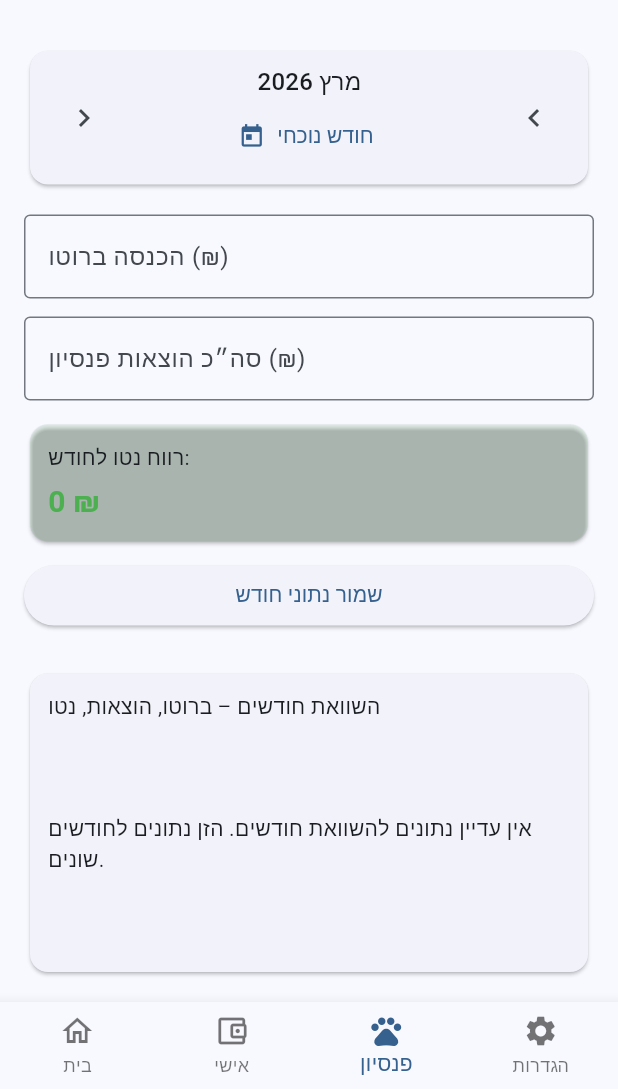
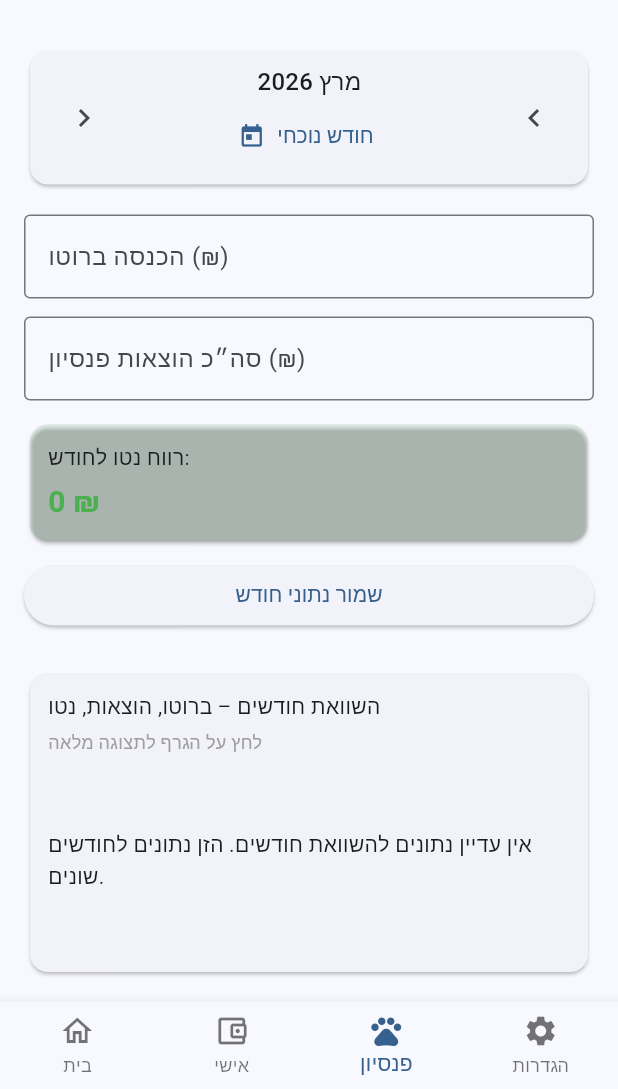
Before and after one commit to itaymh-a11y/MyBudjet, a Flutter app: the screen it shows once a user with an empty profile is signed in, item 3 of the bottom bar chosen, on a phone screen of 412 x 824 dp, the part 147-1236 px from its top. Run offline on Flutter 3.47's test engine with Material 3 defaults, Android fonts, the phone set to English and light mode, and no system bars; our stand-ins replace cloud_firestore, firebase_auth, firebase_core, fl_chart, flutter_riverpod; accounts and stored records are empty.

```diff
--- a/lib/features/pension/pension_screen.dart
+++ b/lib/features/pension/pension_screen.dart
@@ -68,6 +68,42 @@ class _PensionScreenState extends ConsumerState<PensionScreen> {
         _selectedMonth = _selectedMonth! + 1;
       }
     });
+  }
+
+  Future<void> _openChartFullscreen() async {
+    await showDialog<void>(
+      context: context,
+      builder: (context) {
+        return Dialog.fullscreen(
+          child: SafeArea(
+            child: Padding(
+              padding: const EdgeInsets.all(16),
+              child: Column(
+                crossAxisAlignment: CrossAxisAlignment.stretch,
+                children: [
+                  Row(
+                    children: [
+                      IconButton(
+                        onPressed: () => Navigator.of(context).pop(),
+                        icon: const Icon(Icons.close),
+                        tooltip: 'סגור',
+                      ),
+                      const SizedBox(width: 8),
+                      Text(
+                        'השוואת חודשים – תצוגה מלאה',
+                        style: Theme.of(context).textTheme.titleMedium,
+                      ),
+                    ],
+                  ),
+                  const SizedBox(height: 12),
+                  const Expanded(child: _PensionBarChart(compact: false)),
+                ],
+              ),
+            ),
+          ),
+        );
+      },
+    );
   }
 
   static const _monthNames = [
@@ -201,6 +237,9 @@ class _PensionScreenState extends ConsumerState<PensionScreen> {
             ),
             const SizedBox(height: 24),
             Expanded(
+              child: InkWell(
+                borderRadius: BorderRadius.circular(12),
+                onTap: _openChartFullscreen,
                 child: Card(
                   child: Padding(
                     padding: const EdgeInsets.all(12),
@@ -208,9 +247,15 @@ class _PensionScreenState extends ConsumerState<PensionScreen> {
                       crossAxisAlignment: CrossAxisAlignment.stretch,
                       children: const [
                         Text('השוואת חודשים – ברוטו, הוצאות, נטו'),
+                        SizedBox(height: 4),
+                        Text(
+                          'לחץ על הגרף לתצוגה מלאה',
+                          style: TextStyle(fontSize: 12, color: Colors.grey),
+                        ),
                         SizedBox(height: 8),
-                      Expanded(child: _PensionBarChart()),
+                        Expanded(child: _PensionBarChart(compact: true)),
                       ],
+                    ),
                   ),
                 ),
               ),
@@ -258,7 +303,9 @@ class _PensionScreenState extends ConsumerState<PensionScreen> {
 }
 
 class _PensionBarChart extends ConsumerWidget {
-  const _PensionBarChart();
+  const _PensionBarChart({required this.compact});
+
+  final bool compact;
 
   @override
   Widget build(BuildContext context, WidgetRef ref) {
@@ -306,7 +353,7 @@ class _PensionBarChart extends ConsumerWidget {
                       padding: const EdgeInsets.only(top: 4),
                       child: Text(
                         '${m.month}/${m.year % 100}',
-                        style: const TextStyle(fontSize: 10),
+                        style: TextStyle(fontSize: compact ? 10 : 12),
                       ),
                     );
                   },
@@ -322,19 +369,19 @@ class _PensionBarChart extends ConsumerWidget {
                   barRods: [
                     BarChartRodData(
                       toY: months[i].grossIncome,
-                      width: 6,
+                      width: compact ? 6 : 10,
                       color: Colors.blue,
                     ),
                     BarChartRodData(
                       toY: months[i].totalExpenses,
-                      width: 6,
+                      width: compact ? 6 : 10,
                       color: Colors.orange,
                     ),
                     BarChartRodData(
                       toY: months[i].netProfit >= 0
                           ? months[i].netProfit
                           : -months[i].netProfit,
-                      width: 6,
+                      width: compact ? 6 : 10,
                       color:
                           months[i].netProfit >= 0 ? Colors.green : Colors.red,
                     ),
```
Lines whose indentation alone changed are shown as unchanged.
